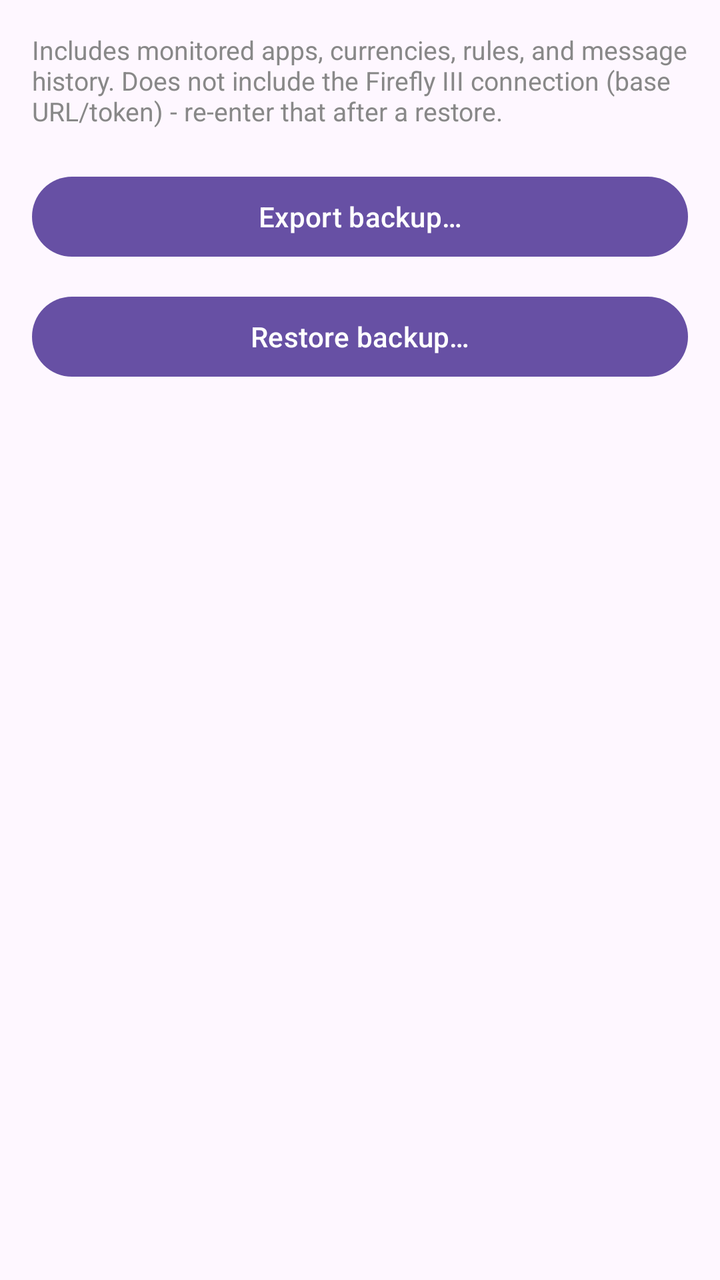
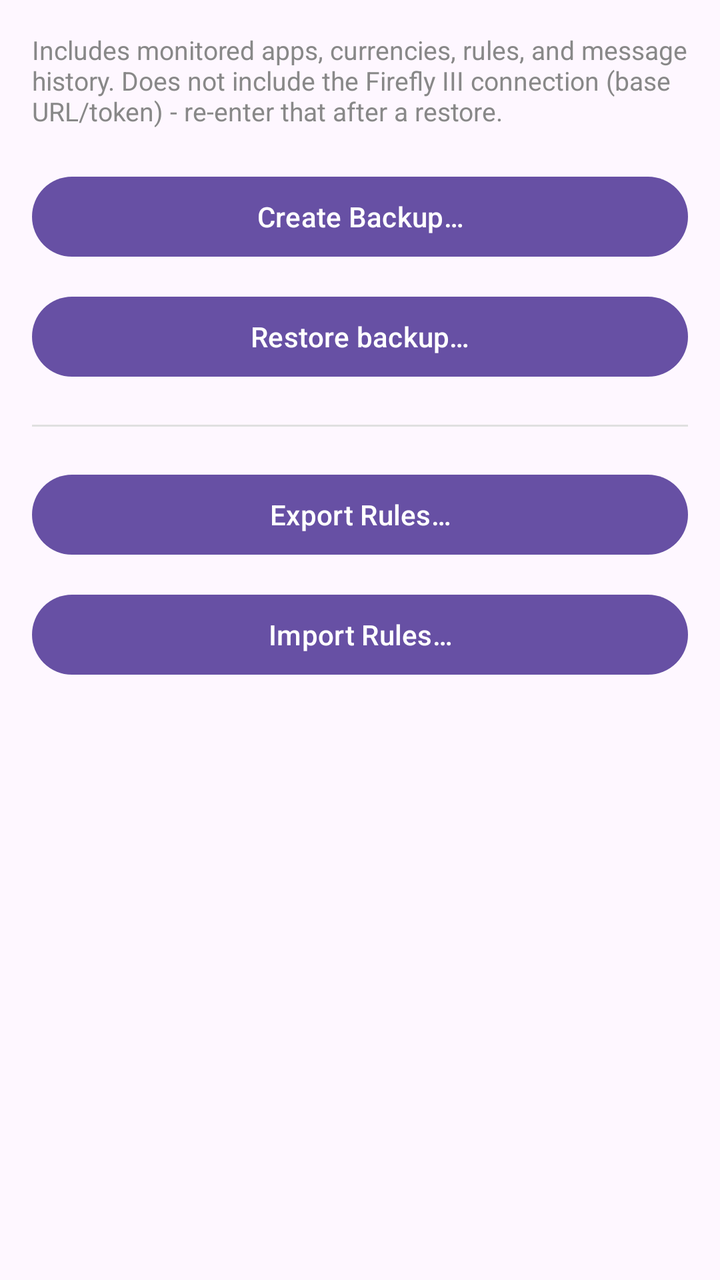

Screens rendered from an Android XML layout before and after an edit, with the pre-edit source and the edit as a unified diff.
<!-- AndroidManifest.xml: application theme Theme.FfNotifyImporter -->
<!-- res/layout/fragment_backup.xml -->
<?xml version="1.0" encoding="utf-8"?>
<ScrollView xmlns:android="http://schemas.android.com/apk/res/android"
    android:layout_width="match_parent"
    android:layout_height="match_parent">

    <LinearLayout
        android:layout_width="match_parent"
        android:layout_height="wrap_content"
        android:orientation="vertical"
        android:padding="16dp">

        <TextView
            android:layout_width="match_parent"
            android:layout_height="wrap_content"
            android:layout_marginBottom="20dp"
            android:text="@string/backup_explanation"
            android:textColor="#888888"
            android:textSize="13sp" />

        <Button
            android:id="@+id/exportBackupButton"
            android:layout_width="match_parent"
            android:layout_height="wrap_content"
            android:layout_marginBottom="12dp"
            android:text="@string/backup_export_button" />

        <Button
            android:id="@+id/restoreBackupButton"
            android:layout_width="match_parent"
            android:layout_height="wrap_content"
            android:text="@string/backup_restore_button" />

    </LinearLayout>

</ScrollView>
<!-- resources referenced by this layout -->
<resources>
  <string name="backup_explanation">Includes monitored apps, currencies, rules, and message history. Does not include the Firefly III connection (base URL/token) - re-enter that after a restore.</string>
  <string name="backup_export_button">Export backup…</string>
  <string name="backup_restore_button">Restore backup…</string>
  <style name="Theme.FfNotifyImporter" parent="Theme.Material3.DayNight.NoActionBar" />
</resources>

<!-- the commit's change to res/layout/fragment_backup.xml (unified diff, before → after) -->
@@ -30,6 +30,26 @@
             android:layout_height="wrap_content"
             android:text="@string/backup_restore_button" />
 
+        <View
+            android:layout_width="match_parent"
+            android:layout_height="1dp"
+            android:layout_marginTop="20dp"
+            android:layout_marginBottom="20dp"
+            android:background="#E0E0E0" />
+
+        <Button
+            android:id="@+id/exportRulesButton"
+            android:layout_width="match_parent"
+            android:layout_height="wrap_content"
+            android:layout_marginBottom="12dp"
+            android:text="@string/backup_export_rules_button" />
+
+        <Button
+            android:id="@+id/importRulesButton"
+            android:layout_width="match_parent"
+            android:layout_height="wrap_content"
+            android:text="@string/backup_import_rules_button" />
+
     </LinearLayout>
 
 </ScrollView>
<!-- resource entries referenced after the edit -->
@@ -1,7 +1,9 @@
 <!-- resources referenced by this layout -->
 <resources>
   <string name="backup_explanation">Includes monitored apps, currencies, rules, and message history. Does not include the Firefly III connection (base URL/token) - re-enter that after a restore.</string>
-  <string name="backup_export_button">Export backup…</string>
+  <string name="backup_export_button">Create Backup…</string>
+  <string name="backup_export_rules_button">Export Rules…</string>
+  <string name="backup_import_rules_button">Import Rules…</string>
   <string name="backup_restore_button">Restore backup…</string>
   <style name="Theme.FfNotifyImporter" parent="Theme.Material3.DayNight.NoActionBar" />
 </resources>
